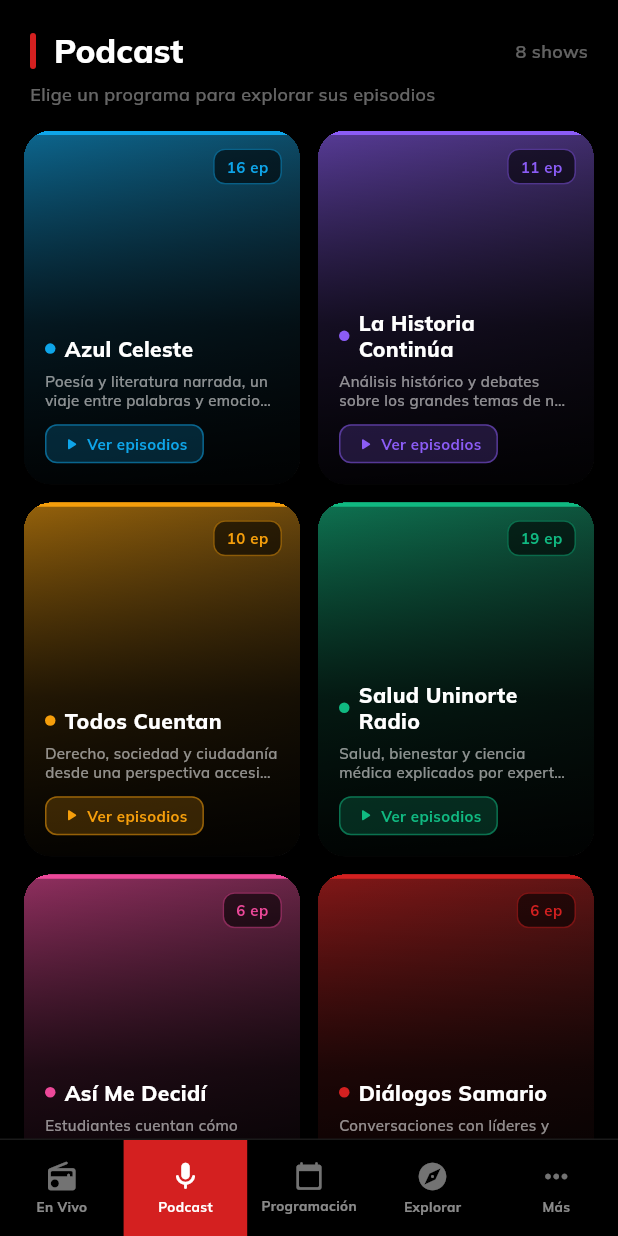
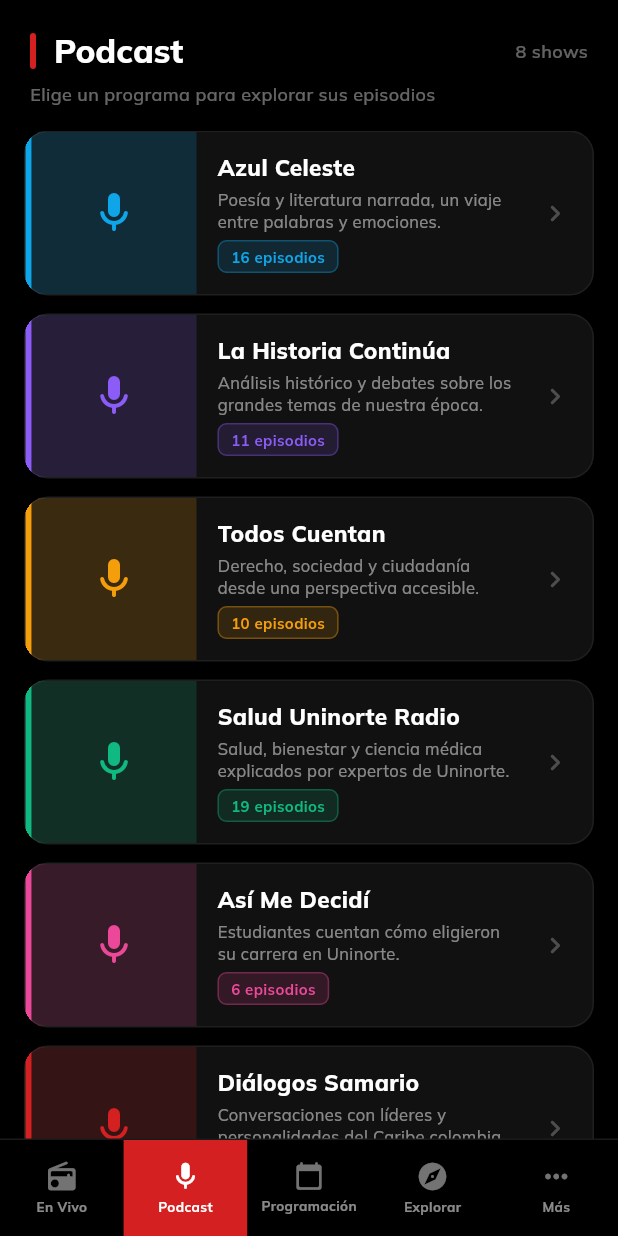
Before and after one commit to yonyhome/UninorteFM, a Flutter app: the screen it shows after launch, swiped to page 2, on a phone screen of 412 x 824 dp. Run offline on Flutter 3.47's test engine with Material 3 defaults, Android fonts, the light colour scheme and no system bars; our stand-ins replace audio_service, google_fonts, just_audio, package_info_plus, share_plus, webview_flutter; network calls fail.

Commit message:
Lista de categorías — el GridView de 2 columnas fue reemplazado por un ListView con tarjetas horizontales de altura fija (110px). Cada tarjeta muestra la imagen a la izquierda, el nombre, descripción y contador de episodios en el centro, y una flecha a la derecha. Una sola por fila. Botón play/pause — ahora tiene lógica diferenciada: si el episodio ya está cargado (isCurrent = true), el tap hace togglePlayPause() sin reiniciar. Si es un episodio diferente, hace playEpisode() y regresa a la pantalla principal. El botón circular en el extremo derecho de cada fila tiene su propio GestureDetector con HitTestBehavior.opaque para capturar el tap correctamente.

```diff
--- a/lib/screens/podcast_screen.dart
+++ b/lib/screens/podcast_screen.dart
@@ -63,18 +63,15 @@
           ),
         ),
 
-        // ── Grid ────────────────────────────────────────────────────────────
+        // ── Lista de shows (una por fila) ────────────────────────────────────
         Expanded(
-          child: GridView.builder(
+          child: ListView.builder(
             padding: const EdgeInsets.fromLTRB(16, 0, 16, 120),
-            gridDelegate: const SliverGridDelegateWithFixedCrossAxisCount(
-              crossAxisCount: 2,
-              crossAxisSpacing: 12,
-              mainAxisSpacing: 12,
-              childAspectRatio: 0.78,
+            itemCount: kShows.length,
+            itemBuilder: (_, i) => Padding(
+              padding: const EdgeInsets.only(bottom: 12),
+              child: _ShowCard(show: kShows[i]),
             ),
-            itemCount: kShows.length,
-            itemBuilder: (_, i) => _ShowCard(show: kShows[i]),
           ),
         ),
       ],
@@ -150,15 +147,24 @@
       child: ScaleTransition(
         scale: _scale,
         child: Container(
+          height: 110,
           decoration: BoxDecoration(
-            borderRadius: BorderRadius.circular(18),
+            borderRadius: BorderRadius.circular(16),
             color: const Color(0xFF111111),
+            border: Border.all(
+              color: Colors.white.withValues(alpha: 0.06),
+            ),
           ),
           clipBehavior: Clip.hardEdge,
-          child: Stack(
+          child: Row(
             children: [
-              // Imagen de fondo — portada del primer episodio
-              Positioned.fill(
+              // Barra de color izquierda
+              Container(width: 4, color: show.color),
+
+              // Thumbnail cuadrado
+              SizedBox(
+                width: 110,
+                height: 110,
                 child: FutureBuilder<String?>(
                   future: CoverArtService.forShow(
                     show.id,
@@ -168,186 +174,97 @@
                     final url = snap.data;
                     if (url == null) {
                       return Container(
-                        decoration: BoxDecoration(
-                          gradient: LinearGradient(
-                            begin: Alignment.topLeft,
-                            end: Alignment.bottomRight,
-                            colors: [
-                              show.color.withValues(alpha: 0.7),
-                              show.color.withValues(alpha: 0.15),
-                            ],
-                          ),
-                        ),
+                        color: show.color.withValues(alpha: 0.18),
+                        child: Icon(Icons.mic_rounded,
+                            color: show.color, size: 32),
                       );
                     }
-                    return AnimatedOpacity(
-                      opacity: 1,
-                      duration: const Duration(milliseconds: 400),
-                      child: Image.network(
+                    return Image.network(
                       url,
                       fit: BoxFit.cover,
                       frameBuilder: (_, child, frame, wasSync) => wasSync
                           ? child
                           : AnimatedOpacity(
                               opacity: frame == null ? 0 : 1,
-                                duration: const Duration(milliseconds: 400),
+                              duration: const Duration(milliseconds: 350),
                               child: child,
                             ),
-                        errorBuilder: (_, __, ___) => const SizedBox.shrink(),
+                      errorBuilder: (_, __, ___) => Container(
+                        color: show.color.withValues(alpha: 0.18),
+                        child: Icon(Icons.mic_rounded,
+                            color: show.color, size: 32),
                       ),
                     );
                   },
                 ),
               ),
 
-              // Overlay oscuro gradiente
-              Positioned.fill(
-                child: DecoratedBox(
-                  decoration: BoxDecoration(
-                    gradient: LinearGradient(
-                      begin: Alignment.topCenter,
-                      end: Alignment.bottomCenter,
-                      colors: [
-                        Colors.black.withValues(alpha: 0.15),
-                        Colors.black.withValues(alpha: 0.75),
-                        Colors.black.withValues(alpha: 0.95),
-                      ],
-                      stops: const [0.0, 0.55, 1.0],
-                    ),
-                  ),
-                ),
-              ),
-
-              // Borde de color del show (top)
-              Positioned(
-                top: 0, left: 0, right: 0,
-                child: Container(
-                  height: 3,
-                  decoration: BoxDecoration(
-                    color: show.color,
-                    borderRadius: const BorderRadius.vertical(
-                      top: Radius.circular(18),
-                    ),
-                  ),
-                ),
-              ),
-
-              // Chip de episodios (top-right)
-              Positioned(
-                top: 12, right: 12,
-                child: Container(
-                  padding: const EdgeInsets.symmetric(
-                    horizontal: 8, vertical: 4),
-                  decoration: BoxDecoration(
-                    color: Colors.black.withValues(alpha: 0.6),
-                    borderRadius: BorderRadius.circular(8),
-                    border: Border.all(
-                      color: show.color.withValues(alpha: 0.5),
-                      width: 1,
-                    ),
-                  ),
-                  child: Text(
-                    '${show.episodes.length} ep',
-                    style: TextStyle(
-                      fontSize: 10,
-                      fontWeight: FontWeight.w700,
-                      color: show.color,
-                      letterSpacing: 0.3,
-                    ),
-                  ),
-                ),
-              ),
-
-              // Contenido inferior
-              Positioned(
-                left: 0, right: 0, bottom: 0,
+              // Info
+              Expanded(
                 child: Padding(
-                  padding: const EdgeInsets.fromLTRB(14, 0, 14, 14),
+                  padding: const EdgeInsets.fromLTRB(14, 14, 14, 14),
                   child: Column(
                     crossAxisAlignment: CrossAxisAlignment.start,
-                    mainAxisSize: MainAxisSize.min,
+                    mainAxisAlignment: MainAxisAlignment.center,
                     children: [
-                      // Punto de color + nombre
-                      Row(
-                        children: [
-                          Container(
-                            width: 7, height: 7,
-                            decoration: BoxDecoration(
-                              color: show.color,
-                              shape: BoxShape.circle,
-                            ),
-                          ),
-                          const SizedBox(width: 6),
-                          Expanded(
-                            child: Text(
+                      Text(
                         show.name,
                         style: const TextStyle(
-                                fontSize: 14,
+                          fontSize: 15,
                           fontWeight: FontWeight.w800,
                           color: Colors.white,
                           height: 1.2,
                         ),
-                              maxLines: 2,
+                        maxLines: 1,
                         overflow: TextOverflow.ellipsis,
                       ),
-                          ),
-                        ],
-                      ),
-                      const SizedBox(height: 6),
-
-                      // Descripción
+                      const SizedBox(height: 5),
                       if (show.description.isNotEmpty)
                         Text(
                           show.description,
                           style: TextStyle(
-                            fontSize: 10,
-                            color: Colors.white.withValues(alpha: 0.55),
+                            fontSize: 11,
+                            color: Colors.white.withValues(alpha: 0.5),
                             height: 1.35,
-                            fontWeight: FontWeight.w500,
                           ),
                           maxLines: 2,
                           overflow: TextOverflow.ellipsis,
                         ),
-                      const SizedBox(height: 10),
-
-                      // Botón "Ver episodios"
+                      const Spacer(),
                       Row(
-                        mainAxisSize: MainAxisSize.min,
                         children: [
                           Container(
                             padding: const EdgeInsets.symmetric(
-                              horizontal: 10, vertical: 5),
+                                horizontal: 8, vertical: 3),
                             decoration: BoxDecoration(
-                              color: show.color.withValues(alpha: 0.2),
-                              borderRadius: BorderRadius.circular(8),
+                              color: show.color.withValues(alpha: 0.15),
+                              borderRadius: BorderRadius.circular(6),
                               border: Border.all(
-                                color: show.color.withValues(alpha: 0.5),
+                                  color: show.color.withValues(alpha: 0.35)),
                             ),
-                            ),
-                            child: Row(
-                              mainAxisSize: MainAxisSize.min,
-                              children: [
-                                Icon(
-                                  Icons.play_arrow_rounded,
-                                  color: show.color,
-                                  size: 13,
-                                ),
-                                const SizedBox(width: 4),
-                                Text(
-                                  'Ver episodios',
+                            child: Text(
+                              '${show.episodes.length} episodios',
                               style: TextStyle(
                                 fontSize: 10,
                                 fontWeight: FontWeight.w700,
                                 color: show.color,
                               ),
                             ),
-                              ],
-                            ),
                           ),
                         ],
                       ),
                     ],
                   ),
+                ),
+              ),
+
+              // Flecha derecha
+              Padding(
+                padding: const EdgeInsets.only(right: 14),
+                child: Icon(
+                  Icons.chevron_right_rounded,
+                  color: Colors.white.withValues(alpha: 0.25),
+                  size: 22,
                 ),
               ),
             ],
@@ -628,9 +545,15 @@
 
     return GestureDetector(
       onTap: () {
+        final podcastProv = context.read<PodcastProvider>();
+        if (isCurrent) {
+          // Episodio ya cargado — solo toggle play/pause, sin reiniciar
+          podcastProv.togglePlayPause();
+        } else {
           context.read<RadioProvider>().stop();
-        context.read<PodcastProvider>().playEpisode(show, index);
-        Navigator.of(context).pop(); // volver a la pantalla principal
+          podcastProv.playEpisode(show, index);
+          Navigator.of(context).pop();
+        }
       },
       child: AnimatedContainer(
         duration: const Duration(milliseconds: 250),
@@ -742,11 +665,13 @@
               ),
               const SizedBox(width: 8),
 
-              // Botón play / animación playing
+              // Botón play / pause
               _EpisodePlayBtn(
                 accent: accent,
                 isPlaying: isPlaying,
                 isCurrent: isCurrent,
+                show: show,
+                index: index,
               ),
             ],
           ),
@@ -762,17 +687,33 @@
   final Color accent;
   final bool  isPlaying;
   final bool  isCurrent;
+  final Show  show;
+  final int   index;
 
   const _EpisodePlayBtn({
     required this.accent,
     required this.isPlaying,
     required this.isCurrent,
+    required this.show,
+    required this.index,
   });
 
   @override
   Widget build(BuildContext context) {
-    return Container(
-      width: 36, height: 36,
+    return GestureDetector(
+      behavior: HitTestBehavior.opaque,
+      onTap: () {
+        final podcastProv = context.read<PodcastProvider>();
+        if (isCurrent) {
+          podcastProv.togglePlayPause();
+        } else {
+          context.read<RadioProvider>().stop();
+          podcastProv.playEpisode(show, index);
+          Navigator.of(context).pop();
+        }
+      },
+      child: Container(
+        width: 40, height: 40,
         decoration: BoxDecoration(
           shape: BoxShape.circle,
           color: isCurrent
@@ -780,8 +721,8 @@
               : accent.withValues(alpha: 0.15),
           boxShadow: isCurrent
               ? [BoxShadow(
-                color: accent.withValues(alpha: 0.35),
-                blurRadius: 10,
+                  color: accent.withValues(alpha: 0.4),
+                  blurRadius: 12,
                   spreadRadius: 1,
                 )]
               : null,
@@ -791,7 +732,8 @@
               ? Icons.pause_rounded
               : Icons.play_arrow_rounded,
           color: isCurrent ? Colors.white : accent,
-        size: 20,
+          size: 22,
+        ),
       ),
     );
   }
```
Lines whose indentation alone changed are shown as unchanged.
